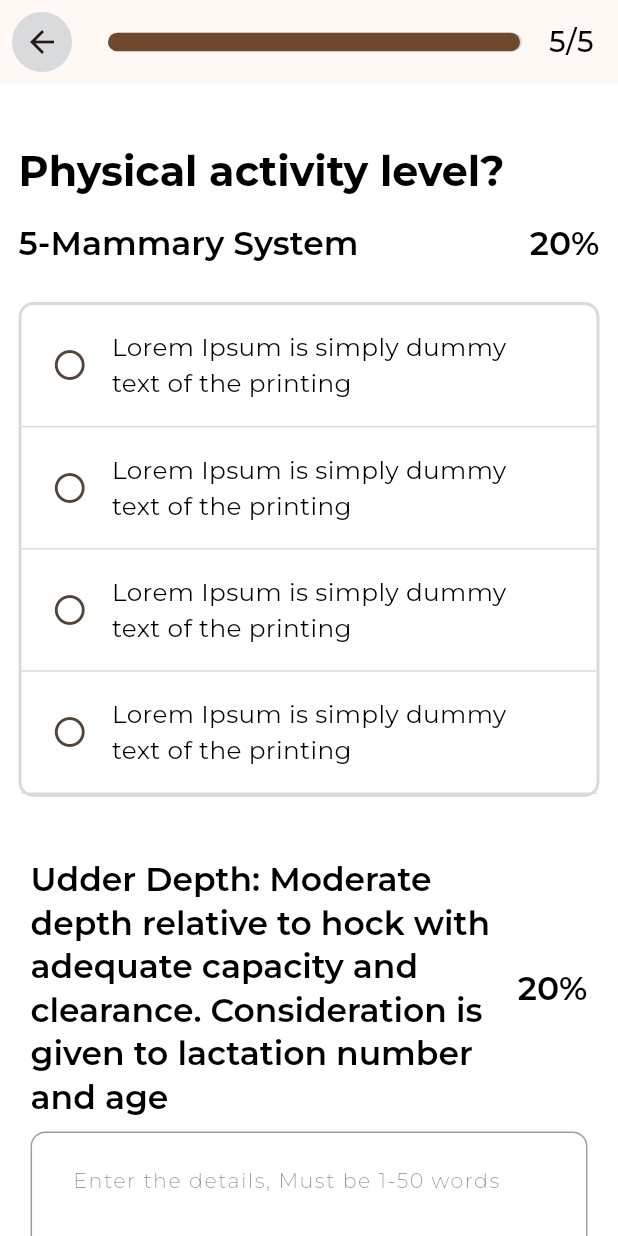
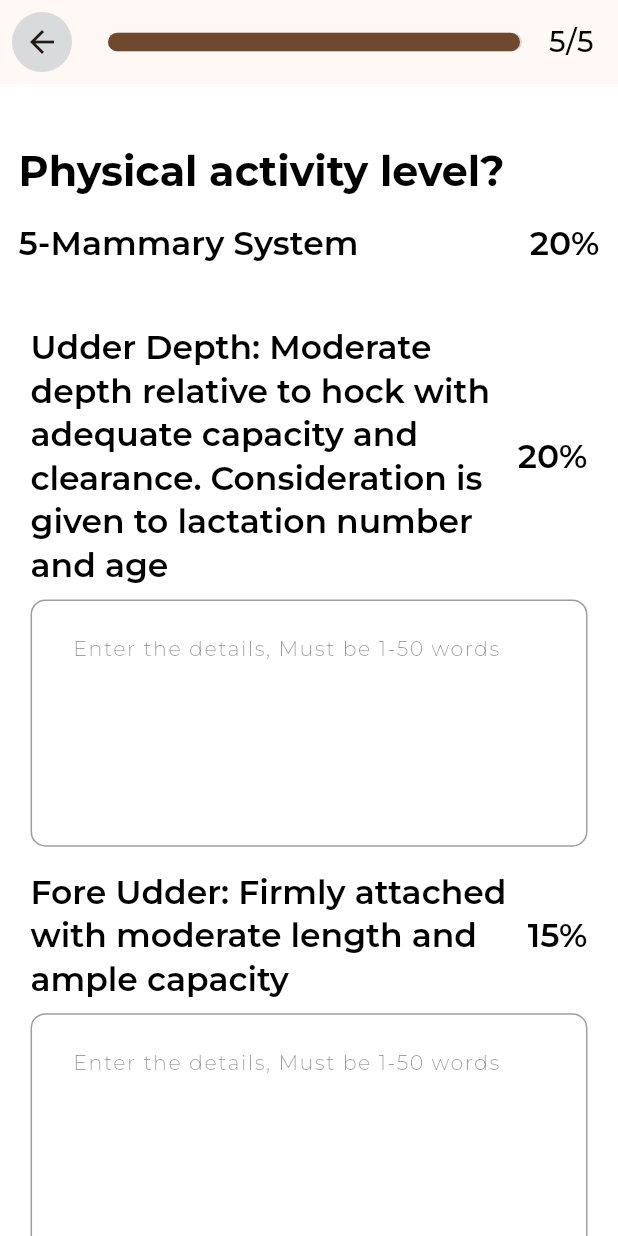
Before and after one commit to Umer2901/BreedersX, a Flutter app: the Quiz5 screen opened directly, on a phone screen of 412 x 824 dp. Run offline on Flutter 3.47's test engine with Material 3 defaults, Android fonts, the phone set to English and light mode, and no system bars; our stand-ins replace cloud_firestore, firebase_auth, firebase_core, flutter_form_builder, flutter_spinkit, form_builder_validators and 5 more; accounts and stored records are empty.

Commit message:
Removed all the mcqs from all the quize pages

```diff
--- a/lib/provider/quize1_provider.dart
+++ b/lib/provider/quize1_provider.dart
@@ -1,6 +1,8 @@
 import 'package:flutter/material.dart';
 import 'package:breedex/model/quize1_model.dart';
 import 'package:breedex/services/quize1_services.dart';
+// ignore_for_file: avoid_print
+
 
 class Quiz1Provider with ChangeNotifier {
   Quize1Model _quizData = Quize1Model(
--- a/lib/view/home/Quiz/quiz2.dart
+++ b/lib/view/home/Quiz/quiz2.dart
@@ -95,26 +95,8 @@ class _Quiz2State extends State<Quiz2> {
                     ),
                   ],
                 ),
-                SizedBox(height: 3.h),
-                Container(
-                  decoration: BoxDecoration(
-                    borderRadius: BorderRadius.circular(10),
-                    border: Border.all(
-                      color: AppColors.grey,
-                      width: 2,
-                    ),
-                  ),
-                  child: Column(
-                    children: [
-                      buildOption('Lorem Ipsum is simply dummy text of the printing', 0),
-                      buildOption('Lorem Ipsum is simply dummy text of the printing', 1),
-                      buildOption('Lorem Ipsum is simply dummy text of the printing', 2),
-                      buildOption('Lorem Ipsum is simply dummy text of the printing', 3),
-                    ],
-                  ),
-                ),
                 SizedBox(height: 4.h),
-                                Column(
+                  Column(
                   crossAxisAlignment: CrossAxisAlignment.start,
                   children: items.map((item) {
                     return Padding(
--- a/lib/view/home/Quiz/quiz3.dart
+++ b/lib/view/home/Quiz/quiz3.dart
@@ -87,24 +87,6 @@ class _Quiz3State extends State<Quiz3> {
                       style: Theme.of(context).textTheme.headlineSmall,
                     ),
                   ],
-                ),
-                SizedBox(height: 2.h),
-                Container(
-                  decoration: BoxDecoration(
-                    borderRadius: BorderRadius.circular(10),
-                    border: Border.all(
-                      color: AppColors.grey,
-                      width: 2,
-                    ),
-                  ),
-                  child: Column(
-                    children: [
-                      buildOption('Lorem Ipsum is simply dummy text of the printing', 0),
-                      buildOption('Lorem Ipsum is simply dummy text of the printing', 1),
-                      buildOption('Lorem Ipsum is simply dummy text of the printing', 2),
-                      buildOption('Lorem Ipsum is simply dummy text of the printing', 3),
-                    ],
-                  ),
                 ),
                 SizedBox(height: 2.h),
                 Column(
--- a/lib/view/home/Quiz/quiz4.dart
+++ b/lib/view/home/Quiz/quiz4.dart
@@ -89,24 +89,7 @@ class _Quiz4State extends State<Quiz4> {
                     ),
                   ],
                 ),
-                SizedBox(height: 3.h),
-                Container(
-                  decoration: BoxDecoration(
-                    borderRadius: BorderRadius.circular(10),
-                    border: Border.all(
-                      color: AppColors.grey,
-                      width: 2,
-                    ),
-                  ),
-                  child: Column(
-                    children: [
-                      buildOption('Lorem Ipsum is simply dummy text of the printing', 0),
-                      buildOption('Lorem Ipsum is simply dummy text of the printing', 1),
-                      buildOption('Lorem Ipsum is simply dummy text of the printing', 2),
-                      buildOption('Lorem Ipsum is simply dummy text of the printing', 3),
-                    ],
-                  ),
-                ),
+
                 SizedBox(height: 4.h),
                                 Column(
                   crossAxisAlignment: CrossAxisAlignment.start,
--- a/lib/view/home/Quiz/quiz5.dart
+++ b/lib/view/home/Quiz/quiz5.dart
@@ -7,11 +7,6 @@ import 'package:breedex/model/lists_models.dart';
 import 'package:breedex/view/widget/textfield.dart';
 import 'package:breedex/view/widget/custom_button.dart';
 import 'package:breedex/view/widget/custom_progress_bar.dart';
-
-
-
-
-
 
 class Quiz5 extends StatefulWidget {
   const Quiz5({super.key});
@@ -23,13 +18,34 @@ class Quiz5 extends StatefulWidget {
 class _Quiz5State extends State<Quiz5> {
   int selectedOption = -1;
   final List<ListItem> items = [
-    ListItem(text: 'Udder Depth: Moderate depth relative to hock with adequate capacity and clearance. Consideration is given to lactation number and age', percentage: '20%'),
-    ListItem(text: 'Fore Udder: Firmly attached with moderate length and ample capacity', percentage: '15%'),
-    ListItem(text: 'Rear Udder: Wide and high, firmly attached with a unifrom width top to bottom and fullness at base of the rear udder where it turns to become the udder floor', percentage: '15%'),
-    ListItem(text: 'Teat Placement: squarely placed under each quarter, plumb and properly spaced from side and rear views', percentage: '15%'),
-    ListItem(text: 'Teats: Cyclindrical shape and uniform size with medium length and diameter', percentage: '15%'),
-    ListItem(text: 'Udder Cleft: Evidence of strong median suspensory liagment indicated by adequately definined halving ', percentage: '10%'),
-    ListItem(text: 'Udder Balance and Texture: Should exhibit an udder floor that is level as viewed from side. Quarters should be evenly balanced, soft pliable and well collapsed after milking', percentage: '10%'),
+    ListItem(
+        text:
+            'Udder Depth: Moderate depth relative to hock with adequate capacity and clearance. Consideration is given to lactation number and age',
+        percentage: '20%'),
+    ListItem(
+        text:
+            'Fore Udder: Firmly attached with moderate length and ample capacity',
+        percentage: '15%'),
+    ListItem(
+        text:
+            'Rear Udder: Wide and high, firmly attached with a unifrom width top to bottom and fullness at base of the rear udder where it turns to become the udder floor',
+        percentage: '15%'),
+    ListItem(
+        text:
+            'Teat Placement: squarely placed under each quarter, plumb and properly spaced from side and rear views',
+        percentage: '15%'),
+    ListItem(
+        text:
+            'Teats: Cyclindrical shape and uniform size with medium length and diameter',
+        percentage: '15%'),
+    ListItem(
+        text:
+            'Udder Cleft: Evidence of strong median suspensory liagment indicated by adequately definined halving ',
+        percentage: '10%'),
+    ListItem(
+        text:
+            'Udder Balance and Texture: Should exhibit an udder floor that is level as viewed from side. Quarters should be evenly balanced, soft pliable and well collapsed after milking',
+        percentage: '10%'),
   ];
   @override
   Widget build(BuildContext context) {
@@ -38,7 +54,7 @@ class _Quiz5State extends State<Quiz5> {
         leading: Padding(
           padding: const EdgeInsets.all(8.0),
           child: GestureDetector(
-            onTap: (){
+            onTap: () {
               AppCustomNavigator.pop(context);
             },
             child: Container(
@@ -90,24 +106,6 @@ class _Quiz5State extends State<Quiz5> {
                     ),
                   ],
                 ),
-                SizedBox(height: 3.h),
-                Container(
-                  decoration: BoxDecoration(
-                    borderRadius: BorderRadius.circular(10),
-                    border: Border.all(
-                      color: AppColors.grey,
-                      width: 2,
-                    ),
-                  ),
-                  child: Column(
-                    children: [
-                      buildOption('Lorem Ipsum is simply dummy text of the printing', 0),
-                      buildOption('Lorem Ipsum is simply dummy text of the printing', 1),
-                      buildOption('Lorem Ipsum is simply dummy text of the printing', 2),
-                      buildOption('Lorem Ipsum is simply dummy text of the printing', 3),
-                    ],
-                  ),
-                ),
                 SizedBox(height: 4.h),
                 Column(
                   crossAxisAlignment: CrossAxisAlignment.start,
@@ -123,12 +121,14 @@ class _Quiz5State extends State<Quiz5> {
                               Flexible(
                                 child: Text(
                                   item.text,
-                                style: Theme.of(context).textTheme.headlineSmall,
+                                  style:
+                                      Theme.of(context).textTheme.headlineSmall,
                                 ),
                               ),
                               Text(
                                 item.percentage,
-                                style: Theme.of(context).textTheme.headlineSmall,
+                                style:
+                                    Theme.of(context).textTheme.headlineSmall,
                               ),
                             ],
                           ),
@@ -141,11 +141,12 @@ class _Quiz5State extends State<Quiz5> {
                             ),
                             width: double.infinity,
                             child: const Padding(
-                              padding:  EdgeInsets.all(8.0),
+                              padding: EdgeInsets.all(8.0),
                               child: CustomTextField(
                                 enableBorder: false,
                                 name: 'Detail',
-                                hintText: 'Enter the details, Must be 1-50 words',
+                                hintText:
+                                    'Enter the details, Must be 1-50 words',
                                 fillColor: Colors.white,
                                 maxLines: 3,
                                 minLines: 1,
@@ -196,24 +197,21 @@ class _Quiz5State extends State<Quiz5> {
               width: 1,
             ),
           ),
-
         ),
         child: ListTile(
           leading: selectedOption == index
               ? Container(
                   decoration: BoxDecoration(
                       borderRadius: BorderRadius.circular(20),
-                  border: Border.all(color: AppColors.green,
-                      width: 2,)
-                ),
+                      border: Border.all(
+                        color: AppColors.green,
+                        width: 2,
+                      )),
                   child: const Icon(Icons.circle, color: AppColors.green))
               : const Icon(Icons.radio_button_unchecked),
           title: Text(
             optionText,
-         style: Theme.of(context).textTheme.bodyMedium!.copyWith(
-
-         ),
-
+            style: Theme.of(context).textTheme.bodyMedium!.copyWith(),
           ),
         ),
       ),
```
Lines whose indentation alone changed are shown as unchanged.
